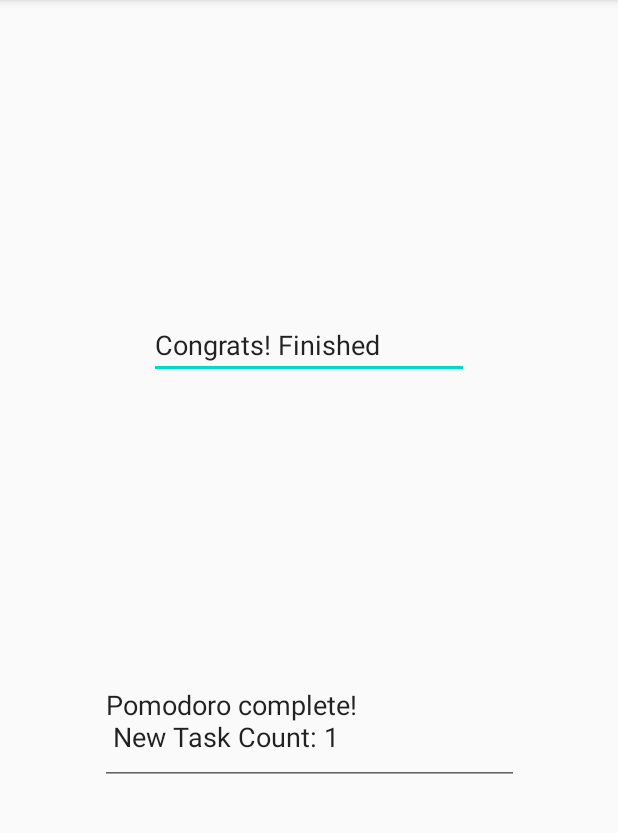
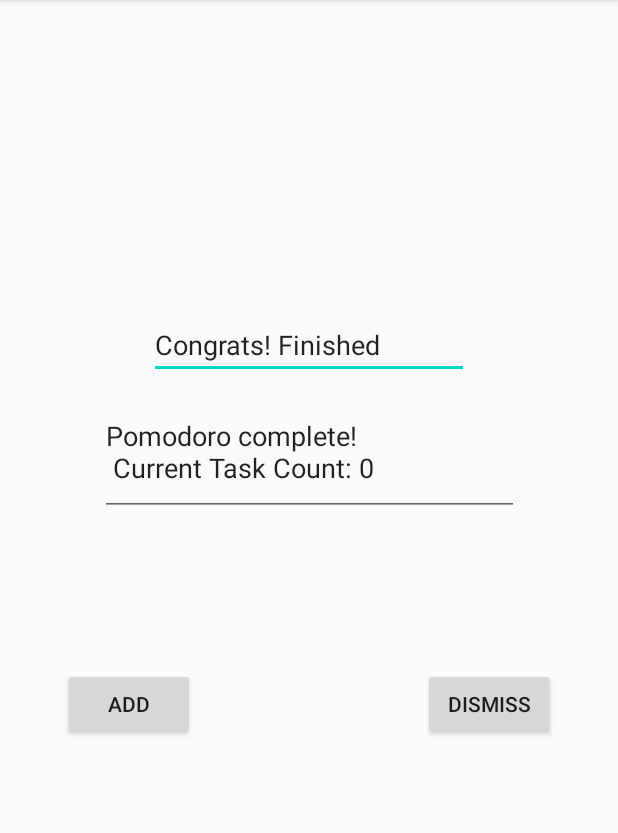
Before and after one commit to marcushio/LockingPomodoro, an Android app: the FocusActivity screen opened directly, with no data from a screen before it, on a phone screen of 412 x 824 dp, the part 84-917 px from its top. Run offline under Robolectric (Android 15) with nearby library versions, the phone set to English and light mode, and no system bars; 3 statements that could not run were skipped.

Commit message:
Counts update according to button pressed in focus activity

```diff
--- a/app/src/main/java/com/example/lockingpomodoro/FocusActivity.java
+++ b/app/src/main/java/com/example/lockingpomodoro/FocusActivity.java
@@ -3,17 +3,30 @@ package com.example.lockingpomodoro;
 import androidx.appcompat.app.AppCompatActivity;
 
 import android.content.Intent;
+import android.media.AudioManager;
+import android.media.MediaPlayer;
+import android.net.Uri;
 import android.os.Bundle;
 import android.os.CountDownTimer;
+import android.provider.MediaStore;
+import android.view.View;
+import android.widget.Button;
 import android.widget.EditText;
 import android.widget.TextView;
 
+import java.io.IOException;
+
 public class FocusActivity extends AppCompatActivity {
-    private int counter = 0; //I wonder about this one
-    private long millisInFuture = 5000; //these are hardcoded but you'll have to change to reflect interval later
+    private int pomodoroCount;
+    private int counter = 0;
+    private long millisInFuture = 5000; //default value, it gets changed in the body
     private long countDownInterval = 1000;
+
     private TextView nameTextView;
-    private int pomodoroCount;
+    private Button addPomoButton;
+    private Button dismissPomoButton;
+
+    private MediaPlayer player;
 
     @Override
     protected void onCreate(Bundle savedInstanceState) {
@@ -25,11 +38,41 @@ public class FocusActivity extends AppCompatActivity {
         String taskName =(String)extras.get("taskName"); //again I think I need to not hardcode this
         counter = (int)extras.get("taskInterval");
         pomodoroCount = (int)extras.get("taskCount"); //I should unite these later
+        nameTextView = findViewById(R.id.focus_taskname);
+
         millisInFuture = (counter * 1000); //x1k b/c this is in millis
-        nameTextView = findViewById(R.id.focus_taskname);
         nameTextView.setText(taskName);
+
+
         final TextView timerText = findViewById(R.id.timer);
         EditText positiveMessageText = findViewById(R.id.positive_message);
+        player = MediaPlayer.create(this, R.raw.invincibility);
+
+        addPomoButton = findViewById(R.id.count_button);
+        addPomoButton.setOnClickListener(new View.OnClickListener() {
+            @Override
+            public void onClick(View v) {
+                String path = "C:\\Dev\\Android\\LockingPomodoro\\app\\src\\main\\res\\raw\\act_passed.mp3";
+                startFinishSound();
+                Intent addCountIntent = new Intent();
+                addCountIntent.putExtra("TASK_TALLY", ++pomodoroCount);
+                setResult(RESULT_OK, addCountIntent);
+                finish();
+            }
+        });
+
+        dismissPomoButton  = findViewById(R.id.dismiss_button);
+        dismissPomoButton.setOnClickListener(new View.OnClickListener() {
+            @Override
+            public void onClick(View v) {
+                String path = "C:/Dev/Android/LockingPomodoro/app/src/main/res/raw/temp_die.wav";
+                startDieSound();
+                Intent dismissIntent = new Intent();
+                dismissIntent.putExtra("TASK_TALLY", pomodoroCount);
+                setResult(RESULT_OK, dismissIntent);
+                finish();
+            }
+        });
 
         new CountDownTimer(millisInFuture, countDownInterval){
             @Override
@@ -39,11 +82,35 @@ public class FocusActivity extends AppCompatActivity {
             }
             @Override
             public void onFinish(){
-                pomodoroCount++;
-                String finish = "Pomodoro complete! \n New Task Count: " + pomodoroCount;
+                player.start();
+                String finish = "Pomodoro complete! \n Current Task Count: " + pomodoroCount;
                 timerText.setText("Congrats! Finished"); //this needs to update tally and return to main activity
                 positiveMessageText.setText(finish);
+                addPomoButton.setVisibility(View.VISIBLE);
+                dismissPomoButton.setVisibility(View.VISIBLE);
             }
         }.start();
     }
+
+    private void startDieSound(){
+        if(player != null){
+            player.stop();
+            player.release();
+            player = null;
+        }
+        player = MediaPlayer.create(this, R.raw.temp_die);
+        player.start();
+    }
+
+    private void startFinishSound(){
+        if(player != null){
+            player.stop();
+            player.release();
+            player.release();
+        }
+        player = MediaPlayer.create(this, R.raw.act_passed);
+        player.start();
+    }
+
+
 }
--- a/app/src/main/java/com/example/lockingpomodoro/ScheduleActivity.java
+++ b/app/src/main/java/com/example/lockingpomodoro/ScheduleActivity.java
@@ -35,7 +35,7 @@ public class ScheduleActivity extends AppCompatActivity {
                 int taskInterval = Integer.parseInt( enterIntervalField.getText().toString() );
                 if( infoIsComplete(enterTaskField, enterWeightField, enterIntervalField) ){
                     //this task needs to get passed back so I can put it in the db
-                    Task newTask = new Task(taskName, taskWeight, taskInterval);
+                    Task newTask = new Task(taskName, taskWeight, taskInterval, 0);
                     //I think we need to put it in a bundle to pass it, i think putExtra accomplishes this
                     Bundle taskBundle = new Bundle();
                     taskBundle.putString("TASK_NAME", taskName); //maybe don't hard code keys later idk what's best practice
--- a/app/src/main/java/com/example/lockingpomodoro/ScheduleModel.java
+++ b/app/src/main/java/com/example/lockingpomodoro/ScheduleModel.java
@@ -21,4 +21,6 @@ public class ScheduleModel extends AndroidViewModel {
 
     public void insert(Task task) { repository.insert(task); }
 
+
+
 }
--- a/app/src/main/java/com/example/lockingpomodoro/Task.java
+++ b/app/src/main/java/com/example/lockingpomodoro/Task.java
@@ -20,11 +20,11 @@ public class Task {
     @ColumnInfo(name = "tally")
     private int tally;
 
-    public Task(String name, int weight, int interval){
+    public Task(String name, int weight, int interval, int tally){
         this.name = name;
         this.weight = weight;
         this.interval = interval;
-        tally = 0;
+        this.tally = tally;
     }
 
     @Override
--- a/app/src/main/res/layout/activity_focus.xml
+++ b/app/src/main/res/layout/activity_focus.xml
@@ -30,11 +30,12 @@
         app:layout_constraintTop_toBottomOf="@+id/focus_taskname"
         app:layout_constraintVertical_bias="0.302" />
 
+
     <EditText
         android:id="@+id/positive_message"
         android:layout_width="279dp"
         android:layout_height="76dp"
-        android:layout_marginTop="128dp"
+        android:layout_marginTop="15dp"
         android:ems="10"
         android:gravity="start|top"
         android:inputType="textMultiLine"
@@ -42,6 +43,34 @@
         app:layout_constraintEnd_toEndOf="parent"
         app:layout_constraintStart_toStartOf="parent"
         app:layout_constraintTop_toBottomOf="@+id/timer"
-        app:layout_constraintVertical_bias="0.214" />
+        app:layout_constraintVertical_bias="0.0" />
+
+    <Button
+        android:id="@+id/count_button"
+        android:layout_width="wrap_content"
+        android:layout_height="wrap_content"
+        android:layout_marginStart="76dp"
+        android:layout_marginTop="32dp"
+        android:layout_marginEnd="76dp"
+        android:layout_marginBottom="206dp"
+        android:text="@string/count_task"
+        android:visibility="invisible"
+        app:layout_constraintBottom_toBottomOf="parent"
+        app:layout_constraintEnd_toStartOf="@+id/dismiss_button"
+        app:layout_constraintStart_toStartOf="parent"
+        app:layout_constraintTop_toBottomOf="@+id/positive_message" />
+
+    <Button
+        android:id="@+id/dismiss_button"
+        android:layout_width="wrap_content"
+        android:layout_height="wrap_content"
+        android:layout_marginStart="76dp"
+        android:layout_marginEnd="76dp"
+        android:text="@string/dismiss_task"
+        android:visibility="invisible"
+        app:layout_constraintBaseline_toBaselineOf="@+id/count_button"
+        app:layout_constraintEnd_toEndOf="parent"
+        app:layout_constraintHorizontal_bias="1.0"
+        app:layout_constraintStart_toEndOf="@+id/count_button" />
 
 </androidx.constraintlayout.widget.ConstraintLayout>
--- a/app/src/main/res/values/strings.xml
+++ b/app/src/main/res/values/strings.xml
@@ -22,5 +22,7 @@
     <string name="enter_weight">enter weight</string>
 
     <string name="focus_task">Task_Name</string>
+    <string name="count_task">Add</string>
+    <string name="dismiss_task">Dismiss</string>
 
 </resources>
```
Also changed, not shown: app/src/main/java/com/example/lockingpomodoro/MainActivity.java (+18 -3 lines), app/src/main/java/com/example/lockingpomodoro/TaskListAdaptor.java (+6 -2 lines), 5 other files.
